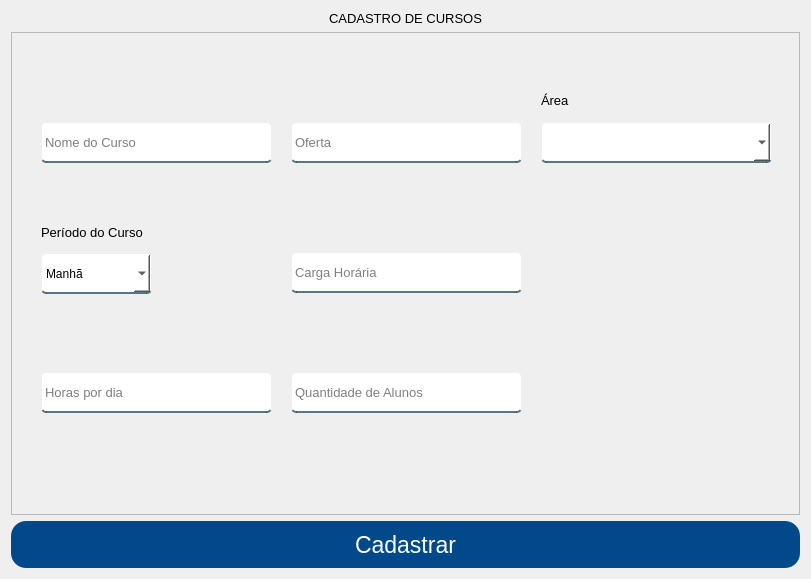
First picture: the form in App/view/ui/cadastroCurso.ui, repository Senac-SOR-ADS/Mapa-de-Sala, before the edit.
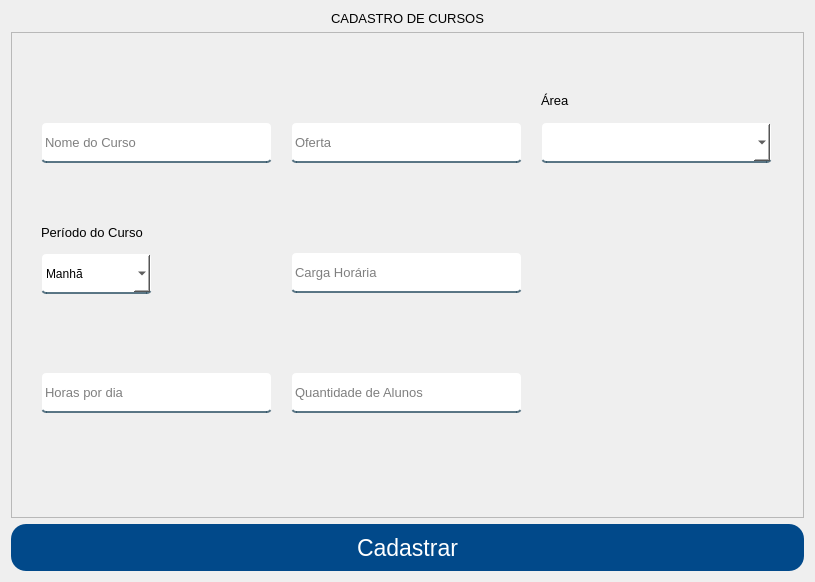
Second picture: the form after the edit.

```diff
--- a/App/view/ui/cadastroCurso.ui
+++ b/App/view/ui/cadastroCurso.ui
@@ -58,7 +58,7 @@
      </property>
     </widget>
    </item>
-   <item>
+   <item alignment="Qt::AlignHCenter">
     <widget class="QFrame" name="frame">
      <property name="sizePolicy">
       <sizepolicy hsizetype="Expanding" vsizetype="Expanding">
@@ -66,6 +66,12 @@
        <verstretch>0</verstretch>
       </sizepolicy>
      </property>
+     <property name="minimumSize">
+      <size>
+       <width>793</width>
+       <height>486</height>
+      </size>
+     </property>
      <property name="frameShape">
       <enum>QFrame::StyledPanel</enum>
      </property>
```
